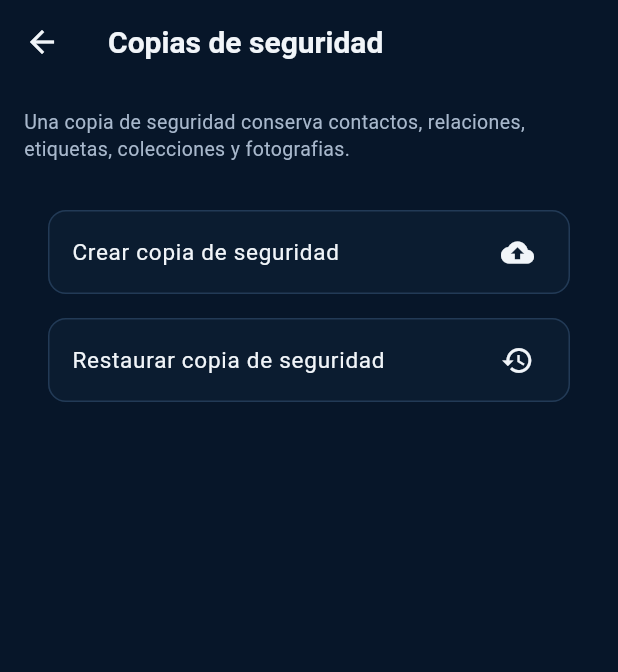
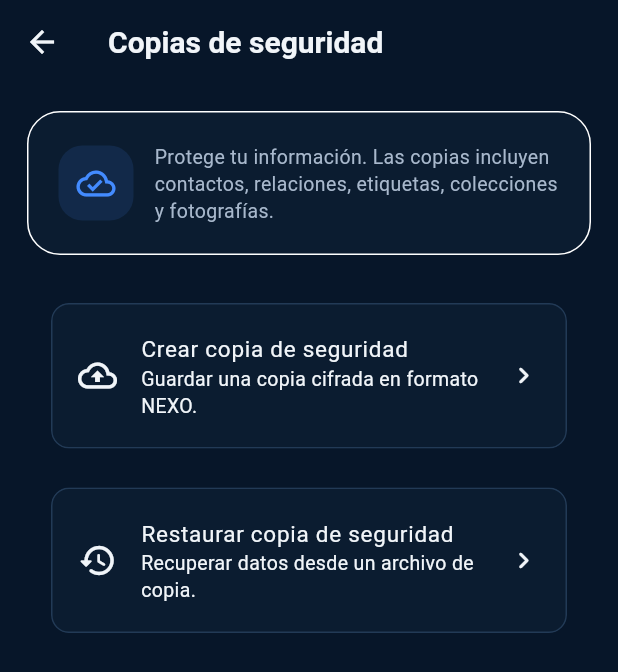
Before and after one commit to Ocelote9547/Nexo-dev, a Flutter app: the BackupScreen screen opened directly, on a phone screen of 412 x 824 dp. Shown: the top 672 px of the screen. Run offline on Flutter 3.47's test engine with Material 3 defaults, Android fonts, the phone set to English and light mode, and no system bars; our stand-ins replace drift, file_picker, flutter_contacts, flutter_local_notifications, flutter_riverpod, flutter_secure_storage and 4 more; accounts and stored records are empty; generated files the repository leaves out were written again.

Commit message:
Redesign backup and restore screen presentation

```diff
--- a/lib/features/backup/presentation/screens/backup_screen.dart
+++ b/lib/features/backup/presentation/screens/backup_screen.dart
@@ -82,13 +82,61 @@ class _BackupScreenState extends ConsumerState<BackupScreen> {
     return Scaffold(
       appBar: AppBar(title: const Text('Copias de seguridad')),
       body: ListView(
-        padding: const EdgeInsets.all(NexoSpacing.lg),
+        padding: const EdgeInsets.fromLTRB(18, 18, 18, 30),
         children: [
-          Text('Una copia de seguridad conserva contactos, relaciones, etiquetas, colecciones y fotografias.',
-              style: Theme.of(context).textTheme.bodyMedium),
+          Container(
+            padding: const EdgeInsets.all(20),
+            decoration: BoxDecoration(
+              color: Theme.of(context).colorScheme.surfaceContainerLow,
+              borderRadius: BorderRadius.circular(22),
+              border: Border.all(color: Theme.of(context).colorScheme.outlineVariant),
+            ),
+            child: Row(
+              children: [
+                Container(
+                  width: 50,
+                  height: 50,
+                  decoration: BoxDecoration(
+                    color: Theme.of(context).colorScheme.primary.withValues(alpha: 0.12),
+                    borderRadius: BorderRadius.circular(16),
+                  ),
+                  child: Icon(Icons.cloud_done_outlined,
+                    color: Theme.of(context).colorScheme.primary, size: 26),
+                ),
+                const SizedBox(width: 14),
+                Expanded(
+                  child: Text(
+                    'Protege tu información. Las copias incluyen contactos, relaciones, etiquetas, colecciones y fotografías.',
+                    style: Theme.of(context).textTheme.bodyMedium,
+                  ),
+                ),
+              ],
+            ),
+          ),
           const SizedBox(height: NexoSpacing.xl),
-          Card(child: ListTile(title: const Text('Crear copia de seguridad'), trailing: const Icon(Icons.backup), onTap: _busy ? null : _createBackup)),
-          Card(child: ListTile(title: const Text('Restaurar copia de seguridad'), trailing: const Icon(Icons.restore), onTap: _busy ? null : _restoreBackup)),
+          Card(
+            clipBehavior: Clip.antiAlias,
+            child: ListTile(
+              contentPadding: const EdgeInsets.symmetric(horizontal: 18, vertical: 12),
+              leading: const Icon(Icons.backup_outlined, size: 26),
+              title: const Text('Crear copia de seguridad'),
+              subtitle: const Text('Guardar una copia cifrada en formato NEXO.'),
+              trailing: const Icon(Icons.chevron_right_rounded),
+              onTap: _busy ? null : _createBackup,
+            ),
+          ),
+          const SizedBox(height: 10),
+          Card(
+            clipBehavior: Clip.antiAlias,
+            child: ListTile(
+              contentPadding: const EdgeInsets.symmetric(horizontal: 18, vertical: 12),
+              leading: const Icon(Icons.restore_rounded, size: 26),
+              title: const Text('Restaurar copia de seguridad'),
+              subtitle: const Text('Recuperar datos desde un archivo de copia.'),
+              trailing: const Icon(Icons.chevron_right_rounded),
+              onTap: _busy ? null : _restoreBackup,
+            ),
+          ),
           const SizedBox(height: NexoSpacing.xl),
           if (_busy) const NexoLoading(),
           if (_status.isNotEmpty) Text(_status, style: Theme.of(context).textTheme.bodyMedium),
```
